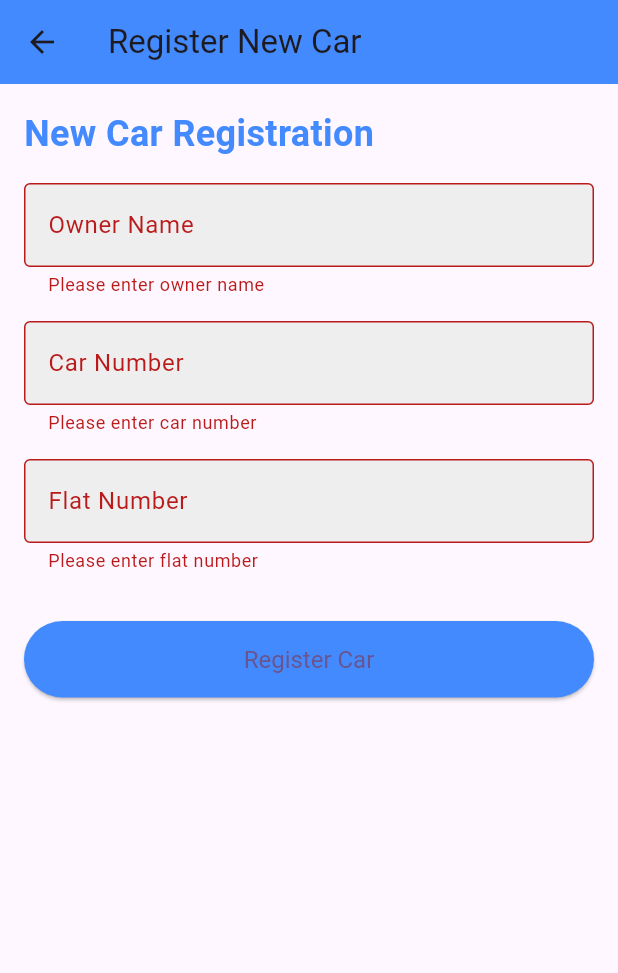
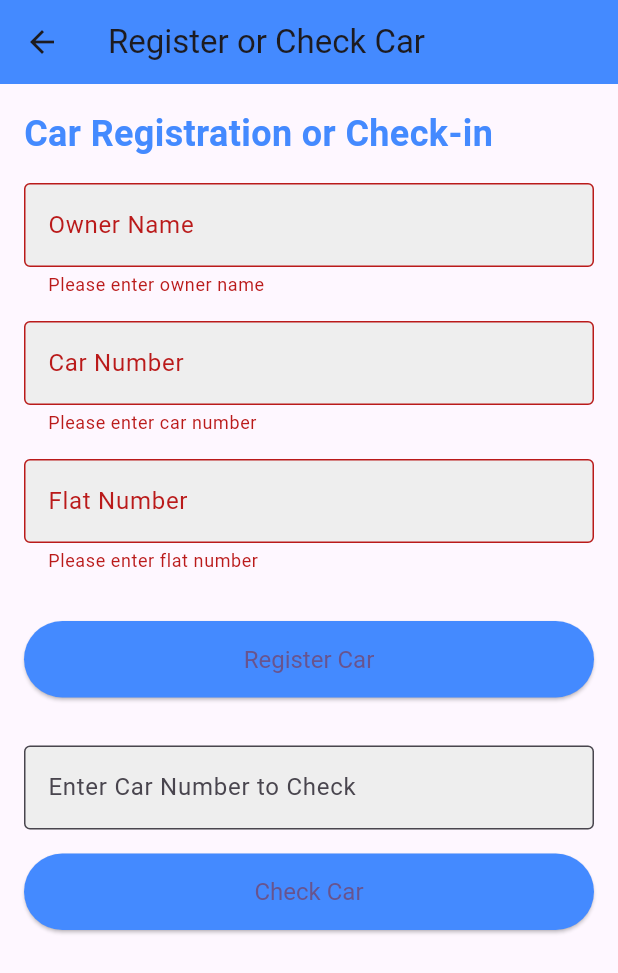
Before and after one commit to OMKAR1022/Smart_Parking, a Flutter app: the NewCarRegistrationPage screen opened directly, after a tap on "Register Car", on a phone screen of 412 x 824 dp. Shown: the top 973 px of the screen. Run offline on Flutter 3.47's test engine with Material 3 defaults, Android fonts, the phone set to English and light mode, and no system bars; our stand-ins replace cloud_firestore, firebase_auth, firebase_core, lottie, qr_flutter; missing offline and left inert: firebase_app_check, mqtt_client; accounts and stored records are empty; generated files the repository leaves out were written again; network calls fail.

```diff
--- a/lib/register.dart
+++ b/lib/register.dart
@@ -1,5 +1,7 @@
 import 'package:cloud_firestore/cloud_firestore.dart';
 import 'package:flutter/material.dart';
+import 'package:mqtt_client/mqtt_client.dart';
+import 'package:mqtt_client/mqtt_server_client.dart';
 
 class NewCarRegistrationPage extends StatefulWidget {
   @override
@@ -10,10 +12,72 @@ class _NewCarRegistrationPageState extends State<NewCarRegistrationPage> {
   final TextEditingController _ownerNameController = TextEditingController();
   final TextEditingController _carNumberController = TextEditingController();
   final TextEditingController _flatNumberController = TextEditingController();
+  final TextEditingController _checkCarNumberController = TextEditingController();
   final _formKey = GlobalKey<FormState>();
+  bool _isSubmitting = false;
+  bool _isCarFound = false;
 
-  bool _isSubmitting = false;
+  MqttServerClient? client;
+  final String topic = "Omkar_Smart_Parking"; // Topic for MQTT
 
+  @override
+  void initState() {
+    super.initState();
+    _connectToMQTT();
+  }
+
+  // Connect to MQTT broker
+  Future<void> _connectToMQTT() async {
+    client = MqttServerClient('broker.hivemq.com', 'flutter_client_12345678');
+    client!.port = 1883;
+    client!.keepAlivePeriod = 20;
+    client!.onDisconnected = _onDisconnected;
+
+    try {
+      await client!.connect();
+      if (client!.connectionStatus!.state == MqttConnectionState.connected) {
+        print('MQTT Connected');
+        // Subscribe after connecting
+        client!.subscribe(topic, MqttQos.exactlyOnce);
+      } else {
+        print('ERROR: MQTT connection failed');
+        _disconnect();
+      }
+    } catch (e) {
+      print('Exception: $e');
+      _disconnect();
+    }
+  }
+
+  // Disconnect from MQTT broker
+  void _disconnect() {
+    client?.disconnect();
+    _onDisconnected();
+  }
+
+  // Handle MQTT disconnection
+  void _onDisconnected() {
+    print('MQTT Disconnected');
+  }
+
+  // Publish message to MQTT topic
+  void _publishMessage(String message) {
+    if (client != null && client!.connectionStatus!.state == MqttConnectionState.connected) {
+      final builder = MqttClientPayloadBuilder();
+      builder.addString(message);
+      client!.publishMessage(topic, MqttQos.exactlyOnce, builder.payload!);
+      print('Message published: $message');
+    } else {
+      print('ERROR: MQTT client is not connected.');
+      ScaffoldMessenger.of(context).showSnackBar(
+        SnackBar(content: Text('MQTT client is not connected.')),
+      );
+      // Attempt to reconnect and publish again
+      _connectToMQTT();
+    }
+  }
+
+  // Register new car
   void _registerCar() async {
     if (_formKey.currentState!.validate()) {
       setState(() {
@@ -28,6 +92,9 @@ class _NewCarRegistrationPageState extends State<NewCarRegistrationPage> {
           'registration_date': FieldValue.serverTimestamp(),
           'is_verified': true,
         });
+
+        // Send message to turn on LED via MQTT
+        _publishMessage('CHECK_CAR');
 
         ScaffoldMessenger.of(context).showSnackBar(
           SnackBar(content: Text('Car registered successfully!')),
@@ -46,11 +113,46 @@ class _NewCarRegistrationPageState extends State<NewCarRegistrationPage> {
     }
   }
 
+  // Check if car is already registered
+  void _checkCar() async {
+    setState(() {
+      _isCarFound = false;
+    });
+
+    final carNumber = _checkCarNumberController.text.trim();
+
+    if (carNumber.isNotEmpty) {
+      final querySnapshot = await FirebaseFirestore.instance
+          .collection('registered_cars')
+          .where('car_number', isEqualTo: carNumber)
+          .get();
+
+      if (querySnapshot.docs.isNotEmpty) {
+        setState(() {
+          _isCarFound = true;
+        });
+        // Send message to turn on LED via MQTT
+        _publishMessage('CHECK_CAR');
+        ScaffoldMessenger.of(context).showSnackBar(
+          SnackBar(content: Text('Car found! LED turned on.')),
+        );
+      } else {
+        ScaffoldMessenger.of(context).showSnackBar(
+          SnackBar(content: Text('Car not found.')),
+        );
+      }
+    } else {
+      ScaffoldMessenger.of(context).showSnackBar(
+        SnackBar(content: Text('Please enter a car number.')),
+      );
+    }
+  }
+
   @override
   Widget build(BuildContext context) {
     return Scaffold(
       appBar: AppBar(
-        title: Text('Register New Car'),
+        title: Text('Register or Check Car'),
         backgroundColor: Colors.blueAccent,
       ),
       body: Padding(
@@ -61,7 +163,7 @@ class _NewCarRegistrationPageState extends State<NewCarRegistrationPage> {
             crossAxisAlignment: CrossAxisAlignment.stretch,
             children: [
               Text(
-                'New Car Registration',
+                'Car Registration or Check-in',
                 style: TextStyle(
                   fontSize: 24,
                   fontWeight: FontWeight.bold,
@@ -69,6 +171,7 @@ class _NewCarRegistrationPageState extends State<NewCarRegistrationPage> {
                 ),
               ),
               SizedBox(height: 16),
+              // New Car Registration Form
               TextFormField(
                 controller: _ownerNameController,
                 decoration: InputDecoration(
@@ -123,10 +226,39 @@ class _NewCarRegistrationPageState extends State<NewCarRegistrationPage> {
                 onPressed: _registerCar,
                 child: Text('Register Car'),
                 style: ElevatedButton.styleFrom(
-                  padding: EdgeInsets.symmetric(vertical: 16), backgroundColor: Colors.blueAccent,
+                  padding: EdgeInsets.symmetric(vertical: 16),
+                  backgroundColor: Colors.blueAccent,
                   textStyle: TextStyle(fontSize: 16),
                 ),
               ),
+              SizedBox(height: 32),
+              // Car Check-In Form
+              TextFormField(
+                controller: _checkCarNumberController,
+                decoration: InputDecoration(
+                  labelText: 'Enter Car Number to Check',
+                  border: OutlineInputBorder(),
+                  filled: true,
+                  fillColor: Colors.grey[200],
+                ),
+              ),
+              SizedBox(height: 16),
+              ElevatedButton(
+                onPressed: _checkCar,
+                child: Text('Check Car'),
+                style: ElevatedButton.styleFrom(
+                  padding: EdgeInsets.symmetric(vertical: 16),
+                  backgroundColor: Colors.blueAccent,
+                  textStyle: TextStyle(fontSize: 16),
+                ),
+              ),
+              SizedBox(height: 16),
+              _isCarFound
+                  ? Text(
+                'Car found! LED is turned on.',
+                style: TextStyle(color: Colors.green),
+              )
+                  : Container(),
             ],
           ),
         ),
--- a/pubspec.yaml
+++ b/pubspec.yaml
@@ -44,6 +44,7 @@ dependencies:
   firebase_auth: ^4.16.0
   firebase_app_check: ^0.2.2
   qr_flutter: ^4.1.0
+  mqtt_client: ^10.5.1
 
 
 dev_dependencies:
```
Also changed, not shown: pubspec.lock.
